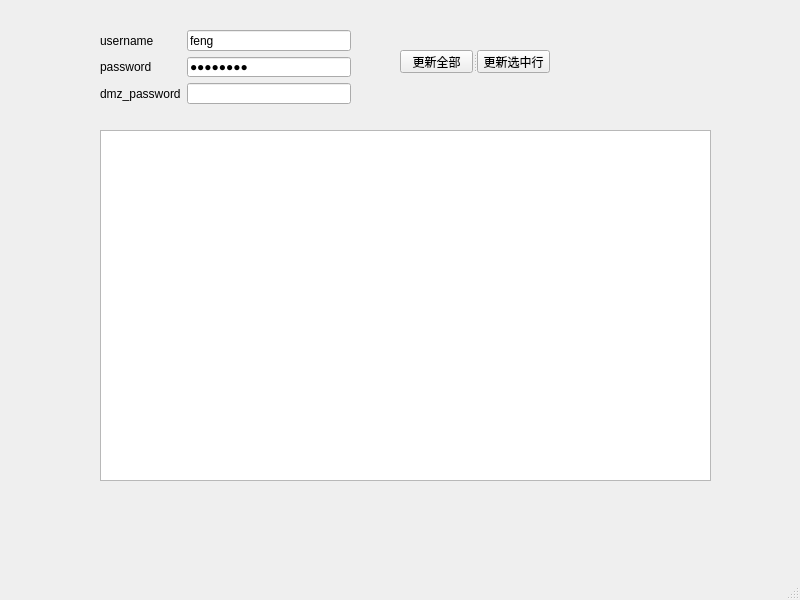
Above: demo.ui from Andersonfeng/health-check-tools before the change. Below: the same form after it.
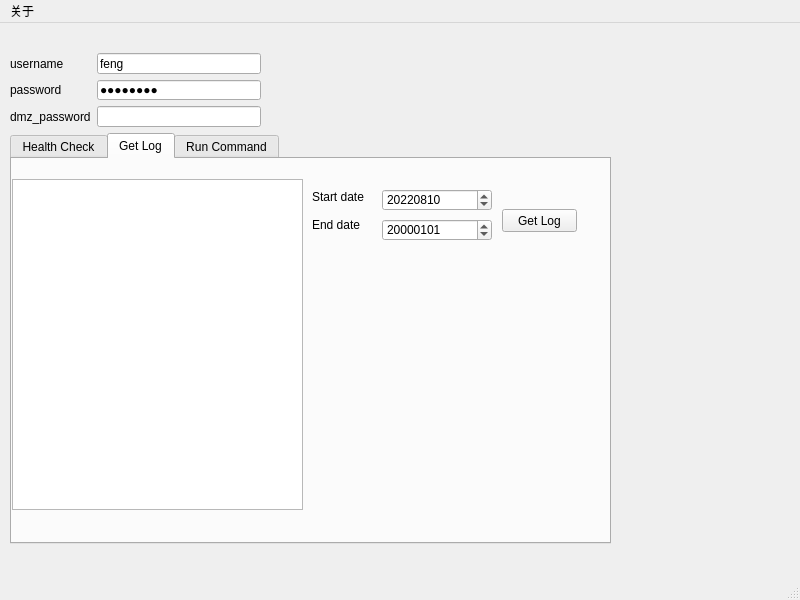
That is the form after the change. The open tabs and pages were chosen to show the change.

```diff
--- a/demo.ui
+++ b/demo.ui
@@ -17,7 +17,7 @@
    <widget class="QWidget" name="layoutWidget">
     <property name="geometry">
      <rect>
-      <x>100</x>
+      <x>10</x>
       <y>30</y>
       <width>251</width>
       <height>74</height>
@@ -71,37 +71,203 @@
      </item>
     </layout>
    </widget>
-   <widget class="QTableWidget" name="tableWidget">
+   <widget class="QTabWidget" name="tabWidget">
     <property name="geometry">
      <rect>
-      <x>100</x>
-      <y>130</y>
-      <width>611</width>
-      <height>351</height>
+      <x>10</x>
+      <y>110</y>
+      <width>601</width>
+      <height>411</height>
      </rect>
     </property>
-   </widget>
-   <widget class="QSplitter" name="splitter">
-    <property name="geometry">
-     <rect>
-      <x>400</x>
-      <y>50</y>
-      <width>150</width>
-      <height>23</height>
-     </rect>
+    <property name="currentIndex">
+     <number>0</number>
     </property>
-    <property name="orientation">
-     <enum>Qt::Horizontal</enum>
-    </property>
-    <widget class="QPushButton" name="update_all_button">
-     <property name="text">
-      <string>更新全部</string>
-     </property>
+    <widget class="QWidget" name="HC_tab">
+     <attribute name="title">
+      <string>Health Check</string>
+     </attribute>
+     <widget class="QTableWidget" name="tableWidget">
+      <property name="geometry">
+       <rect>
+        <x>0</x>
+        <y>50</y>
+        <width>591</width>
+        <height>331</height>
+       </rect>
+      </property>
+     </widget>
+     <widget class="QSplitter" name="splitter">
+      <property name="geometry">
+       <rect>
+        <x>0</x>
+        <y>20</y>
+        <width>150</width>
+        <height>23</height>
+       </rect>
+      </property>
+      <property name="orientation">
+       <enum>Qt::Horizontal</enum>
+      </property>
+      <widget class="QPushButton" name="update_all_button">
+       <property name="text">
+        <string>更新全部</string>
+       </property>
+      </widget>
+      <widget class="QPushButton" name="update_selected_button">
+       <property name="text">
+        <string>更新选中行</string>
+       </property>
+      </widget>
+     </widget>
     </widget>
-    <widget class="QPushButton" name="update_selected_button">
-     <property name="text">
-      <string>更新选中行</string>
-     </property>
+    <widget class="QWidget" name="Log_tab">
+     <attribute name="title">
+      <string>Get Log</string>
+     </attribute>
+     <widget class="QPushButton" name="pushButton">
+      <property name="geometry">
+       <rect>
+        <x>490</x>
+        <y>50</y>
+        <width>75</width>
+        <height>23</height>
+       </rect>
+      </property>
+      <property name="text">
+       <string>Get Log</string>
+      </property>
+     </widget>
+     <widget class="QTableWidget" name="log_table">
+      <property name="geometry">
+       <rect>
+        <x>0</x>
+        <y>20</y>
+        <width>291</width>
+        <height>331</height>
+       </rect>
+      </property>
+     </widget>
+     <widget class="QLabel" name="start_date_label">
+      <property name="geometry">
+       <rect>
+        <x>300</x>
+        <y>30</y>
+        <width>61</width>
+        <height>16</height>
+       </rect>
+      </property>
+      <property name="text">
+       <string>Start date</string>
+      </property>
+     </widget>
+     <widget class="QLabel" name="end_date_label">
+      <property name="geometry">
+       <rect>
+        <x>300</x>
+        <y>60</y>
+        <width>54</width>
+        <height>12</height>
+       </rect>
+      </property>
+      <property name="text">
+       <string>End date</string>
+      </property>
+     </widget>
+     <widget class="QDateEdit" name="start_date_Edit">
+      <property name="geometry">
+       <rect>
+        <x>370</x>
+        <y>30</y>
+        <width>110</width>
+        <height>22</height>
+       </rect>
+      </property>
+      <property name="minimumDateTime">
+       <datetime>
+        <hour>0</hour>
+        <minute>0</minute>
+        <second>0</second>
+        <year>1753</year>
+        <month>9</month>
+        <day>14</day>
+       </datetime>
+      </property>
+      <property name="displayFormat">
+       <string>yyyyMMdd</string>
+      </property>
+      <property name="date">
+       <date>
+        <year>2022</year>
+        <month>8</month>
+        <day>10</day>
+       </date>
+      </property>
+     </widget>
+     <widget class="QDateEdit" name="end_date_Edit">
+      <property name="geometry">
+       <rect>
+        <x>370</x>
+        <y>60</y>
+        <width>110</width>
+        <height>22</height>
+       </rect>
+      </property>
+      <property name="displayFormat">
+       <string>yyyyMMdd</string>
+      </property>
+     </widget>
+    </widget>
+    <widget class="QWidget" name="tab">
+     <attribute name="title">
+      <string>Run Command</string>
+     </attribute>
+     <widget class="QListView" name="listView">
+      <property name="geometry">
+       <rect>
+        <x>20</x>
+        <y>40</y>
+        <width>261</width>
+        <height>321</height>
+       </rect>
+      </property>
+     </widget>
+     <widget class="QLabel" name="label_4">
+      <property name="geometry">
+       <rect>
+        <x>380</x>
+        <y>30</y>
+        <width>54</width>
+        <height>12</height>
+       </rect>
+      </property>
+      <property name="text">
+       <string>Command</string>
+      </property>
+     </widget>
+     <widget class="QPushButton" name="pushButton_2">
+      <property name="geometry">
+       <rect>
+        <x>480</x>
+        <y>80</y>
+        <width>75</width>
+        <height>23</height>
+       </rect>
+      </property>
+      <property name="text">
+       <string>run</string>
+      </property>
+     </widget>
+     <widget class="QTextEdit" name="textEdit">
+      <property name="geometry">
+       <rect>
+        <x>340</x>
+        <y>50</y>
+        <width>131</width>
+        <height>101</height>
+       </rect>
+      </property>
+     </widget>
     </widget>
    </widget>
   </widget>
@@ -114,6 +280,12 @@
      <height>23</height>
     </rect>
    </property>
+   <widget class="QMenu" name="menu">
+    <property name="title">
+     <string>关于</string>
+    </property>
+   </widget>
+   <addaction name="menu"/>
   </widget>
   <widget class="QStatusBar" name="statusbar"/>
  </widget>
```
